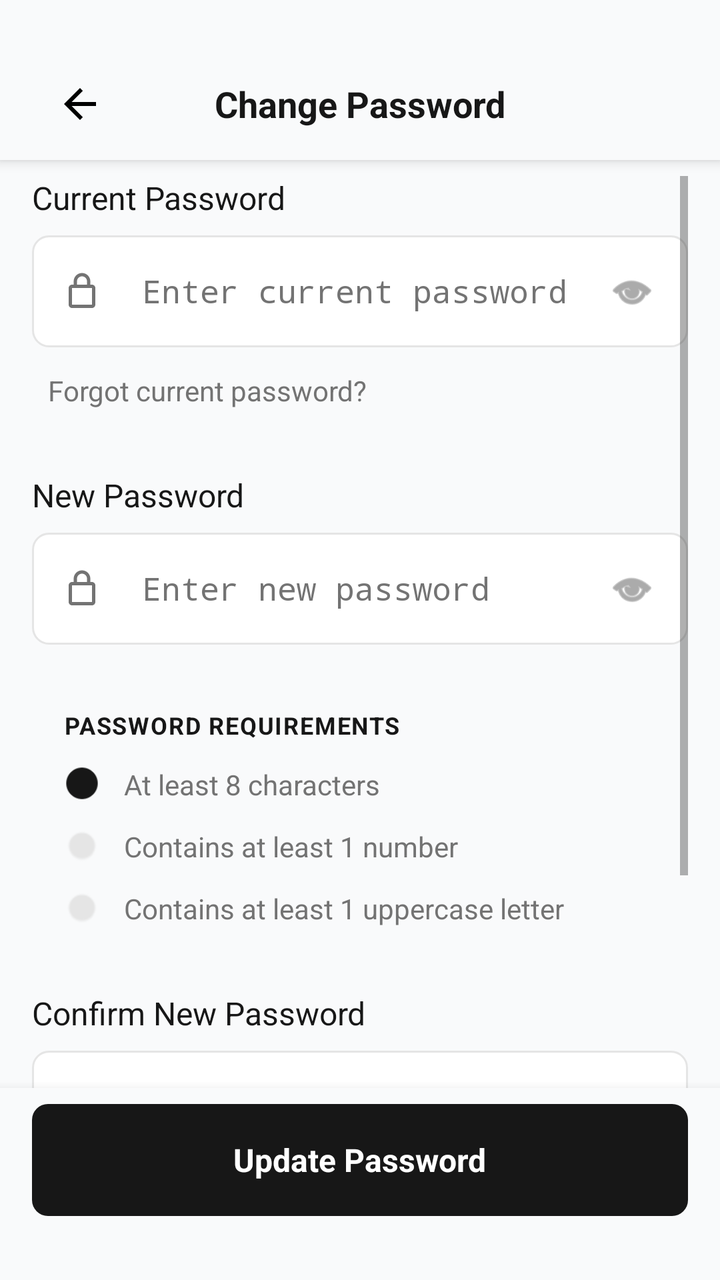
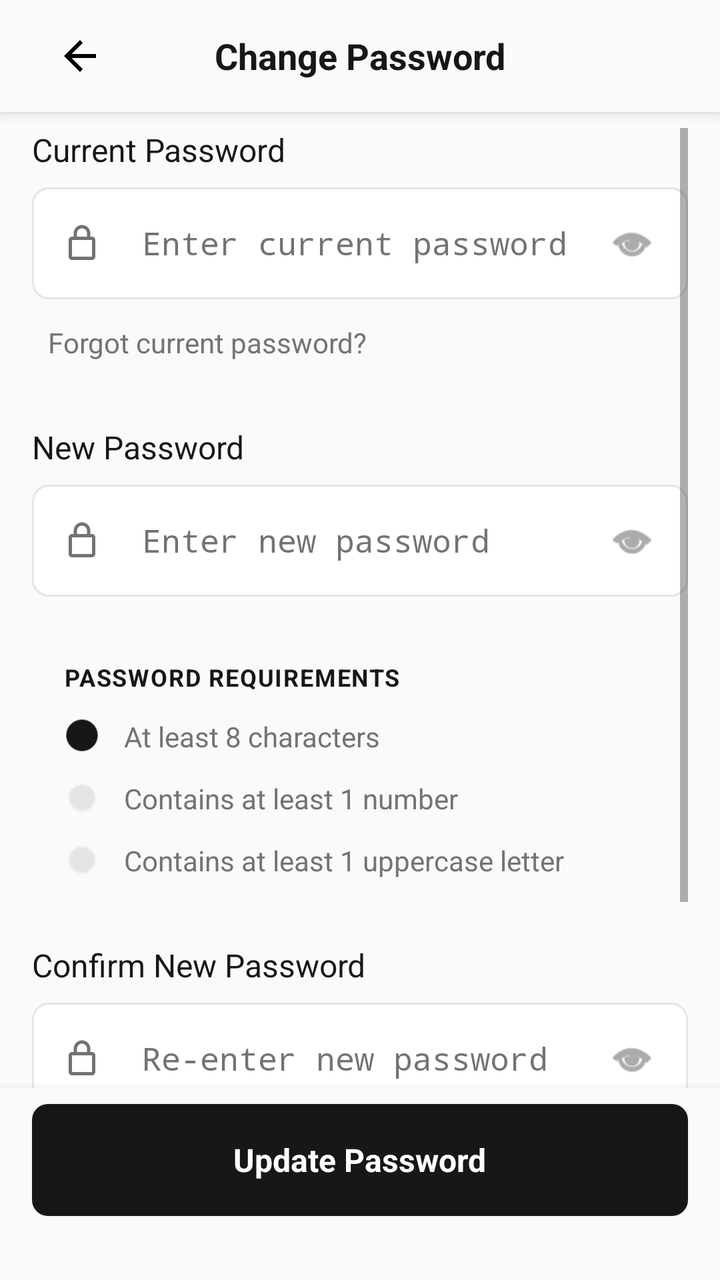

Screens rendered from an Android XML layout before and after an edit, with the pre-edit source and the edit as a unified diff.
<!-- AndroidManifest.xml: activity theme Theme.AppCompat.Light.NoActionBar -->
<!-- res/layout/activity_change_password.xml -->
<?xml version="1.0" encoding="utf-8"?>
<RelativeLayout xmlns:android="http://schemas.android.com/apk/res/android"
    android:layout_width="match_parent"
    android:layout_height="match_parent"
    android:background="#f9fafb"
    android:fitsSystemWindows="true">

    
    <LinearLayout
        android:id="@+id/header"
        android:layout_width="match_parent"
        android:layout_height="wrap_content"
        android:orientation="vertical"
        android:background="#f9fafb"
        android:elevation="4dp">

        
        <View
            android:layout_width="match_parent"
            android:layout_height="24dp"
            android:background="#f9fafb" />

        
        <LinearLayout
            android:layout_width="match_parent"
            android:layout_height="56dp"
            android:orientation="horizontal"
            android:paddingHorizontal="16dp"
            android:gravity="center_vertical"
            android:background="#f9fafb">

            
            <RelativeLayout
                android:id="@+id/btnBack"
                android:layout_width="48dp"
                android:layout_height="48dp"
                android:background="?selectableItemBackgroundBorderless"
                android:clickable="true"
                android:focusable="true">

                <ImageView
                    android:layout_width="24dp"
                    android:layout_height="24dp"
                    android:src="@drawable/ic_arrow_back"
                    android:tint="@color/black"
                    android:layout_centerInParent="true" />
            </RelativeLayout>

            
            <TextView
                android:layout_width="0dp"
                android:layout_height="wrap_content"
                android:layout_weight="1"
                android:text="Change Password"
                android:textColor="#171717"
                android:textSize="18sp"
                android:textStyle="bold"
                android:gravity="center"
                android:paddingEnd="48dp" />
        </LinearLayout>
    </LinearLayout>

    
    <ScrollView
        android:layout_width="match_parent"
        android:layout_height="match_parent"
        android:layout_below="@id/header"
        android:layout_above="@+id/bottomButton"
        android:fillViewport="true"
        android:paddingHorizontal="16dp"
        android:paddingTop="8dp">

        <LinearLayout
            android:layout_width="match_parent"
            android:layout_height="wrap_content"
            android:orientation="vertical">

            
            <LinearLayout
                android:layout_width="match_parent"
                android:layout_height="wrap_content"
                android:orientation="vertical"
                android:layout_marginBottom="24dp">

                
                <TextView
                    android:layout_width="wrap_content"
                    android:layout_height="wrap_content"
                    android:text="Current Password"
                    android:textColor="#171717"
                    android:textSize="16sp"
                    android:textStyle="normal"
                    android:layout_marginBottom="8dp" />

                
                <RelativeLayout
                    android:layout_width="match_parent"
                    android:layout_height="56dp"
                    android:background="@drawable/bg_password_input"
                    android:paddingStart="15dp">

                    
                    <ImageView
                        android:layout_width="20dp"
                        android:layout_height="20dp"
                        android:src="@drawable/ic_lock"
                        android:tint="#737373"
                        android:layout_centerVertical="true"
                        android:layout_alignParentStart="true" />

                    
                    <EditText
                        android:id="@+id/etCurrentPassword"
                        android:layout_width="match_parent"
                        android:layout_height="match_parent"
                        android:layout_marginStart="40dp"
                        android:layout_marginEnd="56dp"
                        android:hint="Enter current password"
                        android:inputType="textPassword"
                        android:background="@android:color/transparent"
                        android:padding="0dp"
                        android:textColor="#171717"
                        android:textSize="16sp"
                        android:textColorHint="#737373" />

                    
                    <RelativeLayout
                        android:id="@+id/btnToggleCurrentPassword"
                        android:layout_width="56dp"
                        android:layout_height="match_parent"
                        android:layout_alignParentEnd="true"
                        android:background="?selectableItemBackgroundBorderless"
                        android:clickable="true"
                        android:focusable="true">

                        <ImageView
                            android:id="@+id/ivCurrentPasswordVisibility"
                            android:layout_width="24dp"
                            android:layout_height="24dp"
                            android:src="@android:drawable/ic_menu_view"
                            android:tint="#737373"
                            android:layout_centerInParent="true" />
                    </RelativeLayout>
                </RelativeLayout>

                
                <RelativeLayout
                    android:layout_width="wrap_content"
                    android:layout_height="wrap_content"
                    android:layout_alignParentEnd="true"
                    android:layout_marginTop="4dp">

                    <TextView
                        android:id="@+id/tvForgotPassword"
                        android:layout_width="wrap_content"
                        android:layout_height="wrap_content"
                        android:text="Forgot current password?"
                        android:textColor="#737373"
                        android:textSize="14sp"
                        android:textStyle="normal"
                        android:clickable="true"
                        android:focusable="true"
                        android:padding="8dp" />
                </RelativeLayout>
            </LinearLayout>

            
            <LinearLayout
                android:layout_width="match_parent"
                android:layout_height="wrap_content"
                android:orientation="vertical"
                android:layout_marginBottom="16dp">

                
                <TextView
                    android:layout_width="wrap_content"
                    android:layout_height="wrap_content"
                    android:text="New Password"
                    android:textColor="#171717"
                    android:textSize="16sp"
                    android:textStyle="normal"
                    android:layout_marginBottom="8dp" />

                
                <RelativeLayout
                    android:layout_width="match_parent"
                    android:layout_height="56dp"
                    android:background="@drawable/bg_password_input"
                    android:paddingStart="15dp">

                    
                    <ImageView
                        android:layout_width="20dp"
                        android:layout_height="20dp"
                        android:src="@drawable/ic_lock"
                        android:tint="#737373"
                        android:layout_centerVertical="true"
                        android:layout_alignParentStart="true" />

                    
                    <EditText
                        android:id="@+id/etNewPassword"
                        android:layout_width="match_parent"
                        android:layout_height="match_parent"
                        android:layout_marginStart="40dp"
                        android:layout_marginEnd="56dp"
                        android:hint="Enter new password"
                        android:inputType="textPassword"
                        android:background="@android:color/transparent"
                        android:padding="0dp"
                        android:textColor="#171717"
                        android:textSize="16sp"
                        android:textColorHint="#737373" />

                    
                    <RelativeLayout
                        android:id="@+id/btnToggleNewPassword"
                        android:layout_width="56dp"
                        android:layout_height="match_parent"
                        android:layout_alignParentEnd="true"
                        android:background="?selectableItemBackgroundBorderless"
                        android:clickable="true"
                        android:focusable="true">

                        <ImageView
                            android:id="@+id/ivNewPasswordVisibility"
                            android:layout_width="24dp"
                            android:layout_height="24dp"
                            android:src="@android:drawable/ic_menu_view"
                            android:tint="#737373"
                            android:layout_centerInParent="true" />
                    </RelativeLayout>
                </RelativeLayout>
            </LinearLayout>

            
            <LinearLayout
                android:layout_width="match_parent"
                android:layout_height="wrap_content"
                android:orientation="vertical"
                android:background="#0000000d"
                android:padding="16dp"
                android:layout_marginBottom="16dp">

                
                <TextView
                    android:layout_width="wrap_content"
                    android:layout_height="wrap_content"
                    android:text="PASSWORD REQUIREMENTS"
                    android:textColor="#171717"
                    android:textSize="12sp"
                    android:textStyle="bold"
                    android:letterSpacing="0.05"
                    android:layout_marginBottom="12dp" />

                
                <LinearLayout
                    android:layout_width="match_parent"
                    android:layout_height="wrap_content"
                    android:orientation="vertical">

                    
                    <LinearLayout
                        android:layout_width="match_parent"
                        android:layout_height="wrap_content"
                        android:orientation="horizontal"
                        android:layout_marginBottom="12dp">

                        <ImageView
                            android:id="@+id/ivRequirement1"
                            android:layout_width="18dp"
                            android:layout_height="18dp"
                            android:src="@android:drawable/presence_online"
                            android:tint="#171717"
                            android:layout_marginEnd="12dp" />

                        <TextView
                            android:layout_width="wrap_content"
                            android:layout_height="wrap_content"
                            android:text="At least 8 characters"
                            android:textColor="#737373"
                            android:textSize="14sp" />
                    </LinearLayout>

                    
                    <LinearLayout
                        android:layout_width="match_parent"
                        android:layout_height="wrap_content"
                        android:orientation="horizontal"
                        android:layout_marginBottom="12dp">

                        <ImageView
                            android:id="@+id/ivRequirement2"
                            android:layout_width="18dp"
                            android:layout_height="18dp"
                            android:src="@android:drawable/radiobutton_off_background"
                            android:tint="#e5e5e5"
                            android:layout_marginEnd="12dp" />

                        <TextView
                            android:layout_width="wrap_content"
                            android:layout_height="wrap_content"
                            android:text="Contains at least 1 number"
                            android:textColor="#737373"
                            android:textSize="14sp" />
                    </LinearLayout>

                    
                    <LinearLayout
                        android:layout_width="match_parent"
                        android:layout_height="wrap_content"
                        android:orientation="horizontal">

                        <ImageView
                            android:id="@+id/ivRequirement3"
                            android:layout_width="18dp"
                            android:layout_height="18dp"
                            android:src="@android:drawable/radiobutton_off_background"
                            android:tint="#e5e5e5"
                            android:layout_marginEnd="12dp" />

                        <TextView
                            android:layout_width="wrap_content"
                            android:layout_height="wrap_content"
                            android:text="Contains at least 1 uppercase letter"
                            android:textColor="#737373"
                            android:textSize="14sp" />
                    </LinearLayout>
                </LinearLayout>
            </LinearLayout>

            
            <LinearLayout
                android:layout_width="match_parent"
                android:layout_height="wrap_content"
                android:orientation="vertical"
                android:layout_marginBottom="24dp">

                
                <TextView
                    android:layout_width="wrap_content"
                    android:layout_height="wrap_content"
                    android:text="Confirm New Password"
                    android:textColor="#171717"
                    android:textSize="16sp"
                    android:textStyle="normal"
                    android:layout_marginBottom="8dp" />

                
                <RelativeLayout
                    android:layout_width="match_parent"
                    android:layout_height="56dp"
                    android:background="@drawable/bg_password_input"
                    android:paddingStart="15dp">

                    
                    <ImageView
                        android:layout_width="20dp"
                        android:layout_height="20dp"
                        android:src="@drawable/ic_lock"
                        android:tint="#737373"
                        android:layout_centerVertical="true"
                        android:layout_alignParentStart="true" />

                    
                    <EditText
                        android:id="@+id/etConfirmPassword"
                        android:layout_width="match_parent"
                        android:layout_height="match_parent"
                        android:layout_marginStart="40dp"
                        android:layout_marginEnd="56dp"
                        android:hint="Re-enter new password"
                        android:inputType="textPassword"
                        android:background="@android:color/transparent"
                        android:padding="0dp"
                        android:textColor="#171717"
                        android:textSize="16sp"
                        android:textColorHint="#737373" />

                    
                    <RelativeLayout
                        android:id="@+id/btnToggleConfirmPassword"
                        android:layout_width="56dp"
                        android:layout_height="match_parent"
                        android:layout_alignParentEnd="true"
                        android:background="?selectableItemBackgroundBorderless"
                        android:clickable="true"
                        android:focusable="true">

                        <ImageView
                            android:id="@+id/ivConfirmPasswordVisibility"
                            android:layout_width="24dp"
                            android:layout_height="24dp"
                            android:src="@android:drawable/ic_menu_view"
                            android:tint="#737373"
                            android:layout_centerInParent="true" />
                    </RelativeLayout>
                </RelativeLayout>
            </LinearLayout>

            
            <View
                android:layout_width="match_parent"
                android:layout_height="80dp" />
        </LinearLayout>
    </ScrollView>

    
    <LinearLayout
        android:id="@+id/bottomButton"
        android:layout_width="match_parent"
        android:layout_height="wrap_content"
        android:orientation="vertical"
        android:background="#f9fafb"
        android:layout_alignParentBottom="true"
        android:elevation="8dp"
        android:paddingHorizontal="16dp"
        android:paddingTop="8dp"
        android:paddingBottom="16dp">

        
        <RelativeLayout
            android:id="@+id/btnUpdatePassword"
            android:layout_width="match_parent"
            android:layout_height="56dp"
            android:background="@drawable/bg_update_button"
            android:clickable="true"
            android:focusable="true">

            <TextView
                android:layout_width="wrap_content"
                android:layout_height="wrap_content"
                android:text="Update Password"
                android:textColor="#ffffff"
                android:textSize="16sp"
                android:textStyle="bold"
                android:layout_centerInParent="true" />
        </RelativeLayout>

        
        <View
            android:layout_width="match_parent"
            android:layout_height="16dp" />
    </LinearLayout>

</RelativeLayout>
<!-- resources referenced by this layout -->
<resources>
  <color name="black">#FF000000</color>
  <!-- drawable bg_password_input (drawable) -->
  <?xml version="1.0" encoding="utf-8"?>
  <layer-list xmlns:android="http://schemas.android.com/apk/res/android">
      <item>
          <shape android:shape="rectangle">
              <solid android:color="@android:color/white" />
              <stroke android:width="1dp" android:color="#e5e5e5" />
              <corners android:radius="8dp" />
          </shape>
      </item>
  </layer-list>
  <!-- drawable bg_update_button (drawable) -->
  <?xml version="1.0" encoding="utf-8"?>
  <shape xmlns:android="http://schemas.android.com/apk/res/android"
      android:shape="rectangle">
      <solid android:color="#171717" />
      <corners android:radius="8dp" />
  </shape>
  <!-- drawable ic_arrow_back (drawable) -->
  <?xml version="1.0" encoding="utf-8"?>
  <vector xmlns:android="http://schemas.android.com/apk/res/android"
      android:width="24dp"
      android:height="24dp"
      android:viewportWidth="24"
      android:viewportHeight="24"
      android:tint="@color/slate_900">
      <path
          android:fillColor="@android:color/white"
          android:pathData="M20,11H7.83l5.59,-5.59L12,4l-8,8 8,8 1.41,-1.41L7.83,13H20v-2z"/>
  </vector>
  <!-- drawable ic_lock (drawable) -->
  <vector xmlns:android="http://schemas.android.com/apk/res/android"
      android:width="24dp"
      android:height="24dp"
      android:viewportWidth="24"
      android:viewportHeight="24">
      <path
          android:fillColor="#737373"
          android:pathData="M18,8h-1V6c0,-2.76 -2.24,-5 -5,-5S7,3.24 7,6v2H6c-1.1,0 -2,0.9 -2,2v10c0,1.1 0.9,2 2,2h12c1.1,0 2,-0.9 2,-2V10c0,-1.1 -0.9,-2 -2,-2zM9,6c0,-1.66 1.34,-3 3,-3s3,1.34 3,3v2H9V6zM18,20H6V10h12v10z" />
  </vector>
  <color name="slate_900">#0F172A</color>
</resources>

<!-- the commit's change to res/layout/activity_change_password.xml (unified diff, before → after) -->
@@ -15,10 +15,6 @@
         android:elevation="4dp">
 
         
-        <View
-            android:layout_width="match_parent"
-            android:layout_height="24dp"
-            android:background="#f9fafb" />
 
         
         <LinearLayout
